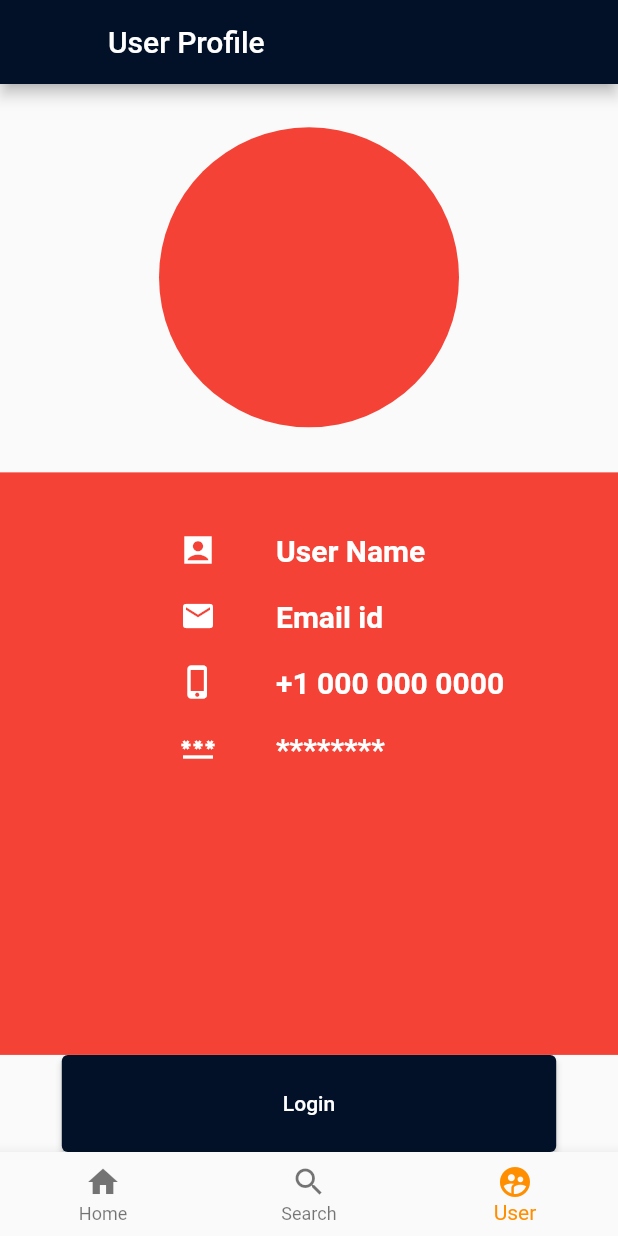
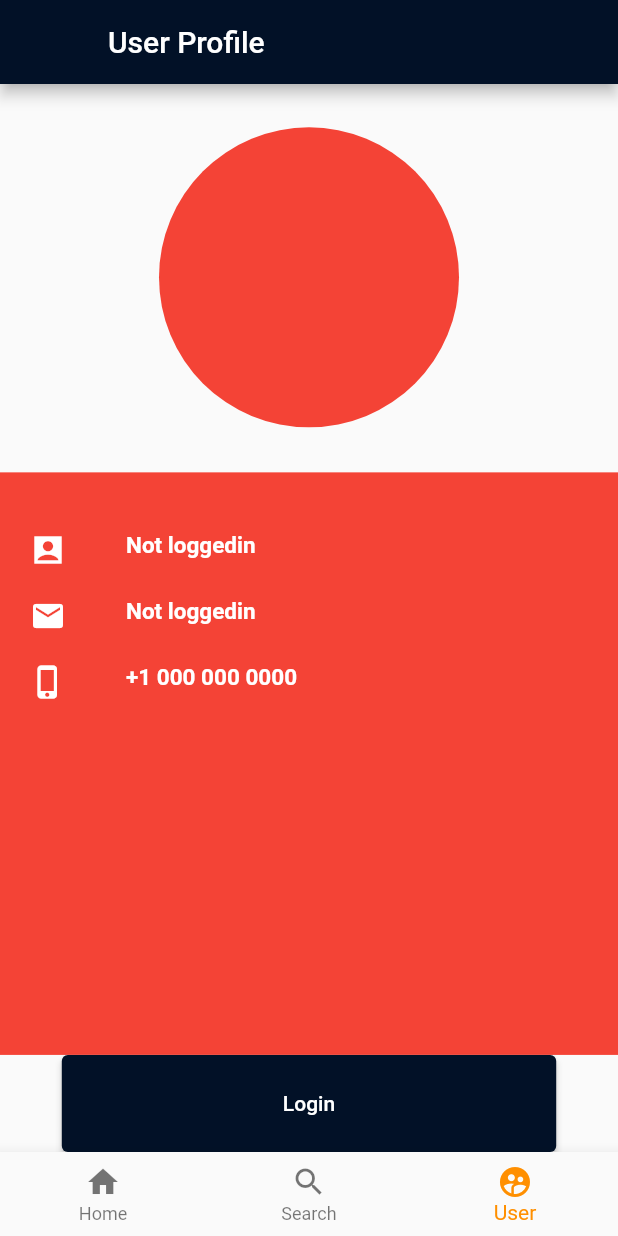
Before and after one commit to damanbehl/carbnb, a Flutter app: the screen it shows after launch, item 3 of the bottom bar chosen, on a phone screen of 412 x 824 dp. Run offline on Flutter 3.47's test engine with Material 2 defaults, Android fonts, the phone set to English and light mode, and no system bars; our stand-ins replace cloud_firestore, firebase_auth, firebase_core, flutter_credit_card, shared_preferences; accounts and stored records are empty; network calls fail.

Commit message:
user profile page update

```diff
--- a/lib/product_page.dart
+++ b/lib/product_page.dart
@@ -15,12 +15,6 @@ class _ProductPageState extends State<ProductPage> {
   bool isLoading = false;
   List<Color> colors = [Colors.blue, Colors.green, Colors.yellow, Colors.pink];
   var productData = {};
-  List<String> imagePath = [
-    "assets/images/mazdasix.jpg",
-    "assets/images/mazdasixside.jpg",
-    "assets/images/mazdasix_boot.jpg",
-    "assets/images/mazdasixback.jpg"
-  ];
   Color selectedColor = Colors.blue;
   var isFavourite = false;
 
--- a/lib/user_profile.dart
+++ b/lib/user_profile.dart
@@ -22,7 +22,10 @@ class _UserProfileState extends State<UserProfile> {
   @override
   void initState() {
     print("initializing state in userprofile user status" +
-        (_firebaseAuth.currentUser.toString() != null).toString());
+        (_firebaseAuth.currentUser != null).toString());
+    print(_firebaseAuth.currentUser);
+    // uid = _firebaseAuth.currentUser!.uid.toString();
+    // print(uid);
     setState(() {
       isLoggedIn = _firebaseAuth.currentUser != null;
     });
@@ -56,15 +59,24 @@ class _UserProfileState extends State<UserProfile> {
             child: Container(
               height: double.infinity,
               width: double.infinity,
-              padding: const EdgeInsets.only(top: 40, left: 120),
+              padding: const EdgeInsets.only(top: 40, left: 20),
               color: Colors.red,
               child: Column(
+                crossAxisAlignment: CrossAxisAlignment.start,
                 children: [
-                  _getRowWidget(Icons.account_box_sharp, 'User Name'),
+                  _getRowWidget(
+                      Icons.account_box_sharp,
+                      (_firebaseAuth.currentUser != null
+                          ? _firebaseAuth.currentUser!.uid
+                          : "Not loggedin")),
                   const SizedBox(
                     height: 20,
                   ),
-                  _getRowWidget(Icons.mail, 'Email id'),
+                  _getRowWidget(
+                      Icons.mail,
+                      (_firebaseAuth.currentUser != null
+                          ? _firebaseAuth.currentUser!.email.toString()
+                          : "Not loggedin")),
                   const SizedBox(
                     height: 20,
                   ),
@@ -72,7 +84,7 @@ class _UserProfileState extends State<UserProfile> {
                   const SizedBox(
                     height: 20,
                   ),
-                  _getRowWidget(Icons.password, '********')
+                  // _getRowWidget(Icons.password, '********')
                 ],
               ),
             ),
@@ -109,7 +121,8 @@ class _UserProfileState extends State<UserProfile> {
 
   Widget _getRowWidget(IconData icon, String fieldName) {
     return Row(
-      crossAxisAlignment: CrossAxisAlignment.center,
+      crossAxisAlignment: CrossAxisAlignment.start,
+      mainAxisAlignment: MainAxisAlignment.start,
       children: [
         Icon(
           icon,
@@ -121,7 +134,7 @@ class _UserProfileState extends State<UserProfile> {
         Text(
           fieldName,
           style: const TextStyle(
-              fontWeight: FontWeight.bold, color: Colors.white, fontSize: 20),
+              fontWeight: FontWeight.bold, color: Colors.white, fontSize: 15),
         )
       ],
     );
```
Also changed, not shown: assets/images/mazdasix.jpg (deleted), assets/images/mazdasix_boot.jpg (deleted), assets/images/mazdasixback.jpg (deleted), assets/images/mazdasixside.jpg (deleted).
